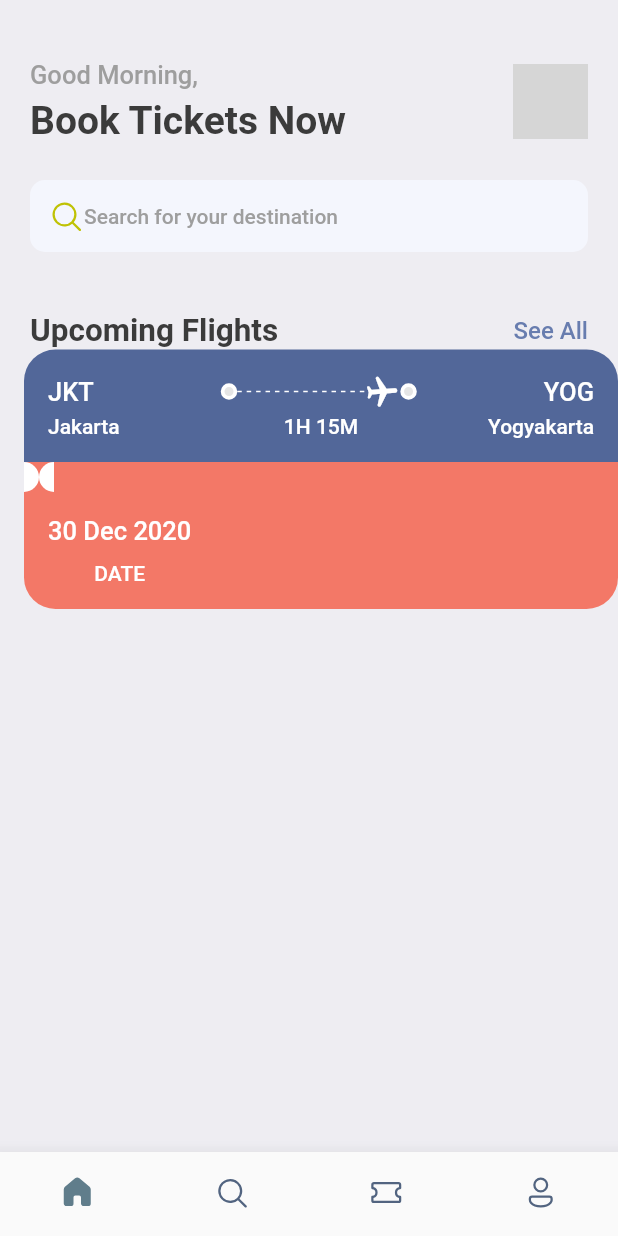
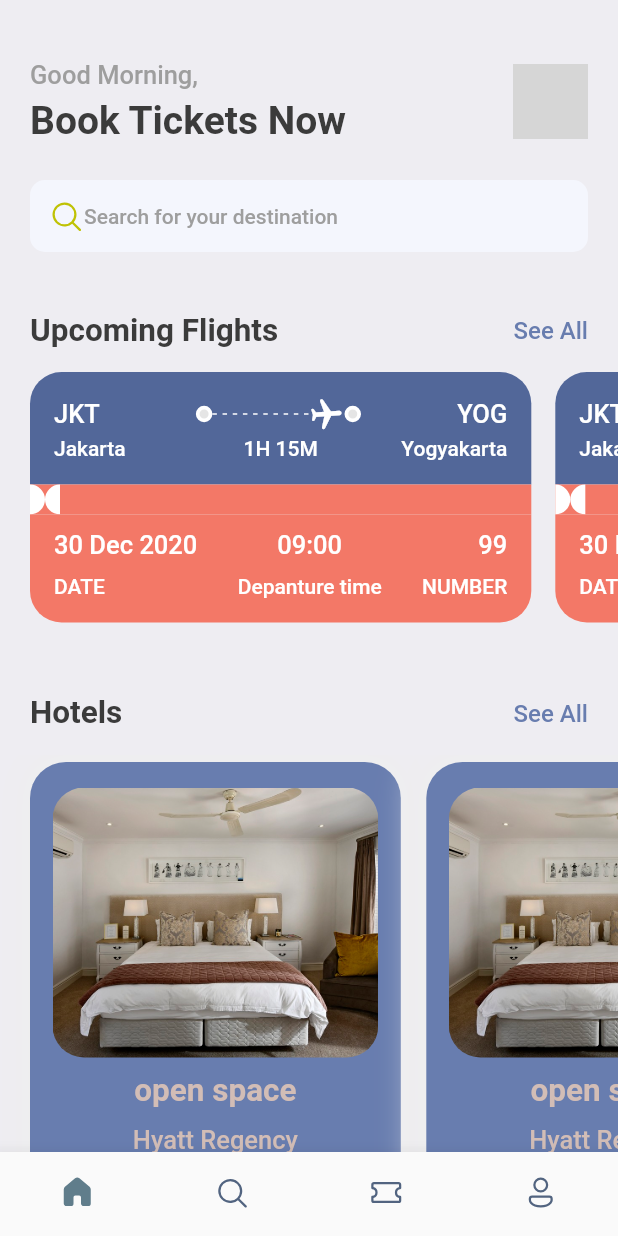
Before and after one commit to octavvia/bookingme, a Flutter app: the screen it shows after launch, on a phone screen of 412 x 824 dp. Run offline on Flutter 3.47's test engine with Material 2 defaults, Android fonts, the phone set to English and light mode, and no system bars; our stand-ins replace fluentui_icons, gap; grey boxes are pictures that could not be loaded.

Commit message:
add: UI home screen

```diff
--- a/lib/screens/home_screen.dart
+++ b/lib/screens/home_screen.dart
@@ -1,3 +1,4 @@
+import 'package:bookingme/screens/hotel_screen.dart';
 import 'package:bookingme/screens/ticket_view.dart';
 import 'package:bookingme/utils/app_styles.dart';
 import 'package:fluentui_icons/fluentui_icons.dart';
@@ -78,7 +79,43 @@
               )
             ]),
           ),
-          const TicketView(),
+          // const TicketView(),
+          const Gap(15),
+          SingleChildScrollView(
+            scrollDirection: Axis.horizontal,
+            padding: const EdgeInsets.only(left: 20),
+            child: Row(children: const [
+              TicketView(),
+              TicketView(),
+            ]),
+          ),
+          const Gap(15),
+          Container(
+            padding: const EdgeInsets.symmetric(horizontal: 20),
+            child: Row(
+              mainAxisAlignment: MainAxisAlignment.spaceBetween,
+              children: [
+                Text("Hotels", style: Styles.headLineStyle2),
+                InkWell(
+                  onTap: () {
+                    print("you're tapped");
+                  },
+                  child: Text("See All",
+                      style: Styles.textStyle
+                          .copyWith(color: Styles.primaryColor)),
+                )
+              ],
+            ),
+          ),
+          const Gap(15),
+          SingleChildScrollView(
+            scrollDirection: Axis.horizontal,
+            padding: const EdgeInsets.only(left: 20),
+            child: Row(children: const [
+              HotelScreen(),
+              HotelScreen(),
+            ]),
+          )
         ],
       ),
     );
--- /dev/null
+++ b/lib/screens/hotel_screen.dart
@@ -0,0 +1,54 @@
+import 'package:bookingme/utils/app_layout.dart';
+import 'package:bookingme/utils/app_styles.dart';
+import 'package:flutter/material.dart';
+import 'package:gap/gap.dart';
+
+class HotelScreen extends StatelessWidget {
+  const HotelScreen({super.key});
+
+  @override
+  Widget build(BuildContext context) {
+    final size = AppLayout.getSize(context);
+    return Container(
+      width: size.width * 0.6,
+      height: 360,
+      padding: const EdgeInsets.symmetric(horizontal: 15, vertical: 17),
+      margin: const EdgeInsets.only(right: 17, top: 5),
+      decoration: BoxDecoration(
+          color: Styles.primaryColor,
+          borderRadius: BorderRadius.circular(24),
+          boxShadow: [
+            BoxShadow(
+              color: Colors.grey.shade200,
+              spreadRadius: 5,
+              blurRadius: 20,
+              // offset: const Offset(0, 5), // changes position of shadow
+            ),
+          ]),
+      child: Column(
+        children: [
+          Container(
+            height: 180,
+            decoration: BoxDecoration(
+              borderRadius: BorderRadius.circular(21),
+              color: Styles.primaryColor,
+              image: const DecorationImage(
+                image: AssetImage("assets/images/bedroom1.jpg"),
+                fit: BoxFit.cover,
+              ),
+            ),
+          ),
+          const Gap(10),
+          Text('open space',
+              style: Styles.headLineStyle2.copyWith(color: Styles.kakiColor)),
+          const Gap(10),
+          Text('Hyatt Regency',
+              style: Styles.headLineStyle3.copyWith(color: Styles.kakiColor)),
+          const Gap(10),
+          Text('Hyatt Regency',
+              style: Styles.headLineStyle3.copyWith(color: Styles.kakiColor))
+        ],
+      ),
+    );
+  }
+}
--- a/lib/screens/ticket_view.dart
+++ b/lib/screens/ticket_view.dart
@@ -11,10 +11,10 @@
   Widget build(BuildContext context) {
     final size = AppLayout.getSize(context);
     return SizedBox(
-      width: size.width,
+      width: size.width * 0.85,
       height: 200,
       child: Container(
-        margin: const EdgeInsets.only(left: 16),
+        margin: const EdgeInsets.only(right: 16),
         child: Column(
           mainAxisSize: MainAxisSize.min,
           children: [
@@ -174,17 +174,44 @@
                   bottomRight: Radius.circular(21),
                 ),
               ),
-              padding: const EdgeInsets.all(16),
+              padding: const EdgeInsets.only(
+                  left: 16, right: 16, top: 10, bottom: 16),
               child: Column(
+                crossAxisAlignment: CrossAxisAlignment.start,
                 children: [
                   Row(
+                    mainAxisAlignment: MainAxisAlignment.spaceBetween,
                     children: [
-                      Column(children: [
+                      Column(
+                          crossAxisAlignment: CrossAxisAlignment.start,
+                          children: [
                             Text('30 Dec 2020',
                                 style: Styles.headLineStyle3
                                     .copyWith(color: Colors.white)),
                             const Gap(10),
                             Text('DATE',
+                                style: Styles.headLineStyle4
+                                    .copyWith(color: Colors.white)),
+                          ]),
+                      Column(
+                          crossAxisAlignment: CrossAxisAlignment.center,
+                          children: [
+                            Text('09:00',
+                                style: Styles.headLineStyle3
+                                    .copyWith(color: Colors.white)),
+                            const Gap(10),
+                            Text('Depanture time',
+                                style: Styles.headLineStyle4
+                                    .copyWith(color: Colors.white)),
+                          ]),
+                      Column(
+                          crossAxisAlignment: CrossAxisAlignment.end,
+                          children: [
+                            Text('99',
+                                style: Styles.headLineStyle3
+                                    .copyWith(color: Colors.white)),
+                            const Gap(10),
+                            Text('NUMBER',
                                 style: Styles.headLineStyle4
                                     .copyWith(color: Colors.white)),
                           ]),
--- a/lib/utils/app_styles.dart
+++ b/lib/utils/app_styles.dart
@@ -7,6 +7,7 @@
   static Color textColor = const Color(0xFF3b3b3b);
   static Color bgColor = const Color(0xFFeeedf2);
   static Color orangeColor = const Color(0xFFF37867);
+  static Color kakiColor = const Color(0xFFd2bdb6);
   static TextStyle textStyle = TextStyle(
     color: textColor,
     fontSize: 16,
--- a/pubspec.yaml
+++ b/pubspec.yaml
@@ -64,6 +64,7 @@
   # To add assets to your application, add an assets section, like this:
   assets:
     - assets/images/travel.jpg
+    - assets/images/bedroom1.jpg
   #   - images/a_dot_ham.jpeg
 
   # An image asset can refer to one or more resolution-specific "variants", see
```
Also changed, not shown: assets/images/bedroom1.jpg (added). Lines whose indentation alone changed are shown as unchanged.
